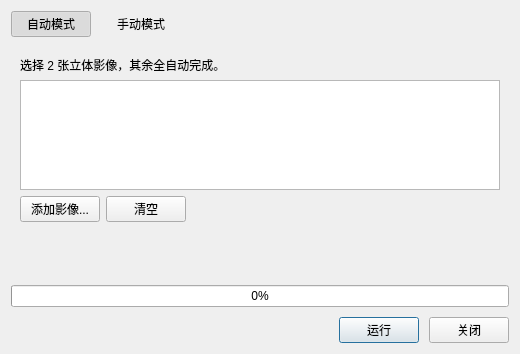
guderianXu/plascan, file src/gui/dialogs/CreateDemDialog.ui: the form before one commit.
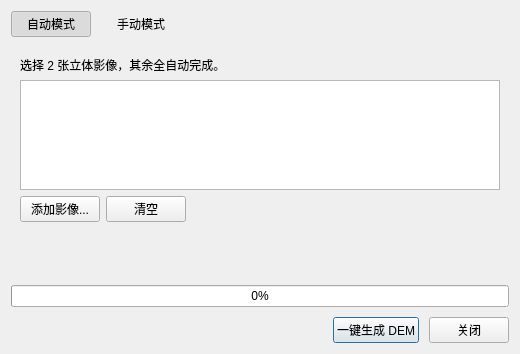
The form after the commit.

```diff
--- a/src/gui/dialogs/CreateDemDialog.ui
+++ b/src/gui/dialogs/CreateDemDialog.ui
@@ -243,7 +243,7 @@
         </size>
        </property>
        <property name="text">
-        <string>运行</string>
+        <string>一键生成 DEM</string>
        </property>
        <property name="default">
         <bool>true</bool>
```
